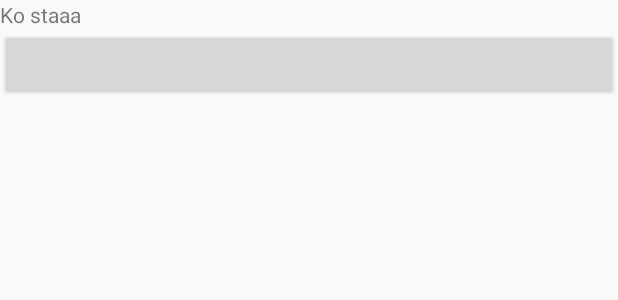
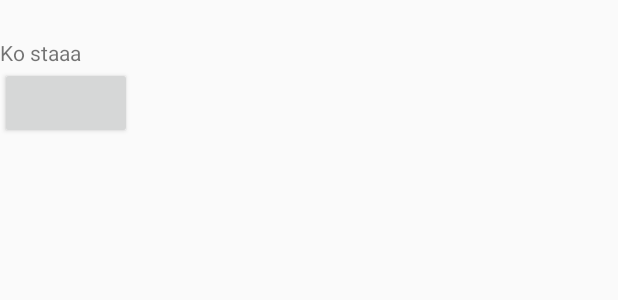
Before and after one commit to lazarlyutakov/SharedCommuting, an Android app: the layout activity_logged_in.xml on its own in the app's theme, with its tools: preview values and no code run, on a phone screen of 412 x 824 dp. Shown: the top 300 px of the screen. Run offline under Robolectric (Android 15) with nearby library versions, the phone set to English and light mode, and no system bars; plain views replace FancyButton.

Commit message:
add drawer to loggedIn activity

```diff
--- a/SharedComuttingApp/app/build.gradle
+++ b/SharedComuttingApp/app/build.gradle
@@ -5,7 +5,7 @@ android {
     buildToolsVersion "26.0.1"
     defaultConfig {
         applicationId "com.example.lazarlyutakov.sharedcomuttingapp"
-        minSdkVersion 21
+        minSdkVersion 26
         targetSdkVersion 26
         versionCode 1
         versionName "1.0"
@@ -32,6 +32,10 @@ dependencies {
     compile 'com.google.firebase:firebase-auth:10.0.1'
     compile 'com.google.firebase:firebase-database:10.0.1'
     compile 'com.android.support:support-v4:26.+'
+
+    compile('com.mikepenz:materialdrawer:4.+') {
+        transitive = true
+    }
     testCompile 'junit:junit:4.12'
 }
 
--- a/SharedComuttingApp/app/src/main/AndroidManifest.xml
+++ b/SharedComuttingApp/app/src/main/AndroidManifest.xml
@@ -23,7 +23,7 @@
             </intent-filter>
         </activity>
         <activity android:name=".authentication.register.RegisterActivity" />
-        <activity android:name=".authentication.LoggedInActivity" />
+        <activity android:name=".authentication.loggedIn.LoggedInActivity" />
         <activity android:name=".authentication.login.LoginActivity"></activity>
     </application>
 
--- a/SharedComuttingApp/app/src/main/java/com/example/lazarlyutakov/sharedcomuttingapp/authentication/login/LoginActivity.java
+++ b/SharedComuttingApp/app/src/main/java/com/example/lazarlyutakov/sharedcomuttingapp/authentication/login/LoginActivity.java
@@ -5,7 +5,6 @@ import android.support.annotation.NonNull;
 import android.support.v7.app.AppCompatActivity;
 import android.os.Bundle;
 import android.text.TextUtils;
-import android.util.Log;
 import android.view.View;
 import android.widget.AutoCompleteTextView;
 import android.widget.Button;
@@ -13,8 +12,7 @@ import android.widget.EditText;
 import android.widget.Toast;
 
 import com.example.lazarlyutakov.sharedcomuttingapp.R;
-import com.example.lazarlyutakov.sharedcomuttingapp.authentication.LoggedInActivity;
-import com.example.lazarlyutakov.sharedcomuttingapp.models.User;
+import com.example.lazarlyutakov.sharedcomuttingapp.authentication.loggedIn.LoggedInActivity;
 import com.google.android.gms.tasks.OnCompleteListener;
 import com.google.android.gms.tasks.Task;
 import com.google.firebase.auth.AuthResult;
--- a/SharedComuttingApp/app/src/main/java/com/example/lazarlyutakov/sharedcomuttingapp/authentication/register/RegisterActivity.java
+++ b/SharedComuttingApp/app/src/main/java/com/example/lazarlyutakov/sharedcomuttingapp/authentication/register/RegisterActivity.java
@@ -9,11 +9,10 @@ import android.view.View;
 import android.widget.AutoCompleteTextView;
 import android.widget.Button;
 import android.widget.EditText;
-import android.widget.TextView;
 import android.widget.Toast;
 
 import com.example.lazarlyutakov.sharedcomuttingapp.R;
-import com.example.lazarlyutakov.sharedcomuttingapp.authentication.LoggedInActivity;
+import com.example.lazarlyutakov.sharedcomuttingapp.authentication.loggedIn.LoggedInActivity;
 import com.example.lazarlyutakov.sharedcomuttingapp.fragments.ButtonsFragment;
 import com.example.lazarlyutakov.sharedcomuttingapp.models.User;
 import com.google.android.gms.tasks.OnCompleteListener;
@@ -23,8 +22,6 @@ import com.google.firebase.auth.FirebaseAuth;
 import com.google.firebase.auth.FirebaseUser;
 import com.google.firebase.database.DatabaseReference;
 import com.google.firebase.database.FirebaseDatabase;
-
-import mehdi.sakout.fancybuttons.FancyButton;
 
 public class RegisterActivity extends AppCompatActivity implements View.OnClickListener {
 
--- a/SharedComuttingApp/app/src/main/res/layout/activity_logged_in.xml
+++ b/SharedComuttingApp/app/src/main/res/layout/activity_logged_in.xml
@@ -6,12 +6,13 @@
     android:layout_width="match_parent"
     android:layout_height="match_parent"
     android:orientation="vertical"
-    tools:context="com.example.lazarlyutakov.sharedcomuttingapp.authentication.LoggedInActivity">
+    tools:context="com.example.lazarlyutakov.sharedcomuttingapp.authentication.loggedIn.LoggedInActivity">
 
     <LinearLayout
         android:layout_width="match_parent"
         android:layout_height="wrap_content"
-        android:orientation="vertical">
+        android:orientation="vertical"
+        android:paddingTop="25dp">
 
     <TextView
         android:layout_width="match_parent"
@@ -21,7 +22,7 @@
 
     <mehdi.sakout.fancybuttons.FancyButton
         android:id="@+id/btn_logout"
-        android:layout_width="match_parent"
+        android:layout_width="wrap_content"
         android:layout_height="wrap_content"
         android:paddingBottom="10dp"
         android:paddingLeft="20dp"
@@ -37,7 +38,7 @@
 
     <TextView
         android:id="@+id/tv_logged_user"
-        android:layout_width="match_parent"
+        android:layout_width="wrap_content"
         android:layout_height="wrap_content"
         android:text=""/>
 
```
Also changed, not shown: SharedComuttingApp/app/src/main/java/com/example/lazarlyutakov/sharedcomuttingapp/authentication/loggedIn/DrawerCreator.java (added, +46 -0 lines), SharedComuttingApp/app/src/main/java/com/example/lazarlyutakov/sharedcomuttingapp/authentication/loggedIn/LoggedInActivity.java (renamed from SharedComuttingApp/app/src/main/java/com/example/lazarlyutakov/sharedcomuttingapp/authentication/LoggedInActivity.java, +11 -1 lines).
